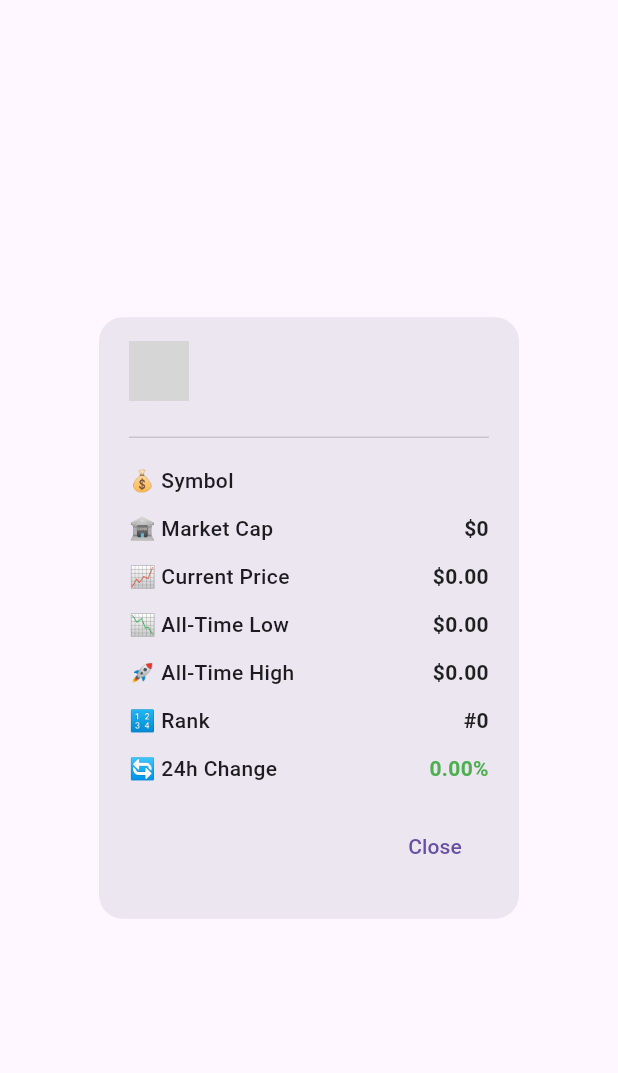
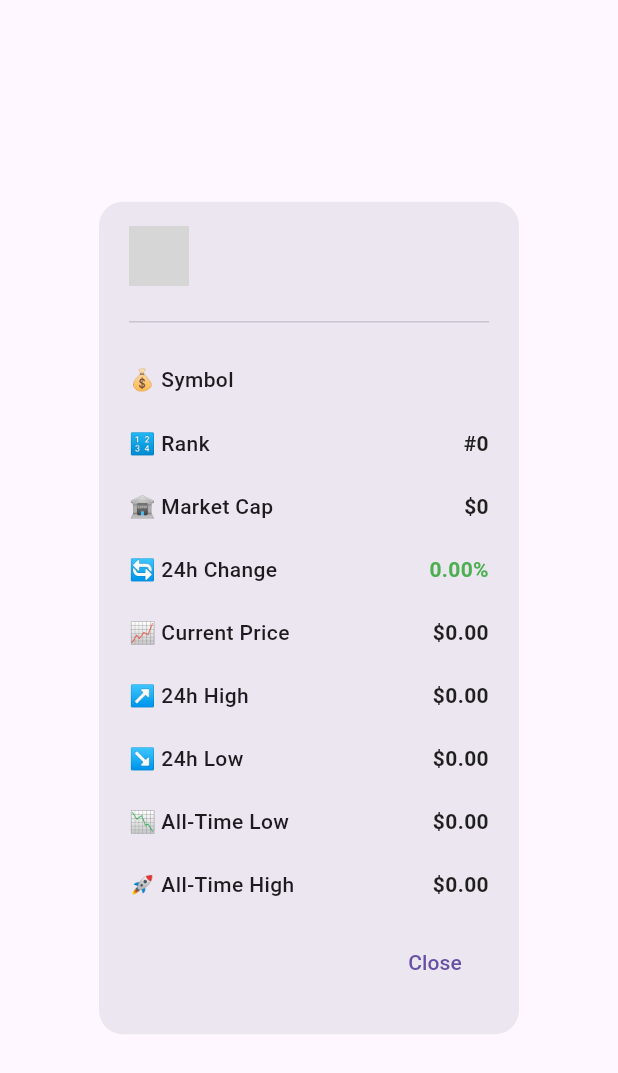
Before and after one commit to Olamidotune/Trading-Ticker, a Flutter app: the CoinDetailsDialog widget shown alone on an empty page, opened directly with empty values, on a phone screen of 412 x 824 dp. Shown: the top 1073 px of the screen. Run offline on Flutter 3.47's test engine with Material 3 defaults, Android fonts, the phone set to English and light mode, and no system bars; our stand-ins replace bloc, dio, flutter_bloc, flutter_dotenv, font_awesome_flutter, formz and 7 more; missing offline and left inert: dart:ffi; generated files the repository leaves out were written again; network calls fail; grey boxes are pictures that could not be loaded.

Commit message:
feat: Update CoinCard and CoinDetailsDialog UI for improved readability and information display

```diff
--- a/lib/screens/price_screen.dart
+++ b/lib/screens/price_screen.dart
@@ -46,7 +46,10 @@ class _PriceScreenState extends State<PriceScreen> {
                     ),
                     const SizedBox(width: 8),
                     IconButton(
-                      icon: const Icon(Icons.sort),
+                      icon: const Icon(
+                        Icons.sort,
+                        color: Colors.white,
+                      ),
                       onPressed: () {
                         showModalBottomSheet(
                           context: context,
--- a/lib/widgets/coin_details_dialog.dart
+++ b/lib/widgets/coin_details_dialog.dart
@@ -36,23 +36,16 @@ class CoinDetailsDialog extends StatelessWidget {
       ),
       content: SingleChildScrollView(
         child: Column(
+          spacing: 10,
           crossAxisAlignment: CrossAxisAlignment.start,
           mainAxisSize: MainAxisSize.min,
           children: [
             const Divider(height: 24),
             InfoRow(title: "💰 Symbol", value: coin.symbol.toUpperCase()),
+            InfoRow(title: "🔢 Rank", value: "#${coin.marketCapRank}"),
             InfoRow(
                 title: "🏦 Market Cap",
                 value: '\$${formatMarketCap(coin.marketCap)}'),
-            InfoRow(
-                title: "📈 Current Price",
-                value: "\$${formatPrices(coin.currentPrice)}"),
-            InfoRow(
-                title: "📉 All-Time Low", value: "\$${formatPrices(coin.atl)}"),
-            InfoRow(
-                title: "🚀 All-Time High",
-                value: "\$${formatPrices(coin.ath)}"),
-            InfoRow(title: "🔢 Rank", value: "#${coin.marketCapRank}"),
             InfoRow(
               title: "🔄 24h Change",
               value: "${coin.priceChangePercentage24h.toStringAsFixed(2)}%",
@@ -60,6 +53,18 @@ class CoinDetailsDialog extends StatelessWidget {
                   ? Colors.green
                   : Colors.red,
             ),
+            InfoRow(
+                title: "📈 Current Price",
+                value: "\$${formatPrices(coin.currentPrice)}"),
+            InfoRow(
+                title: "↗️ 24h High", value: "\$${formatPrices(coin.high24h)}"),
+            InfoRow(
+                title: "↘️ 24h Low", value: "\$${formatPrices(coin.low24h)}"),
+            InfoRow(
+                title: "📉 All-Time Low", value: "\$${formatPrices(coin.atl)}"),
+            InfoRow(
+                title: "🚀 All-Time High",
+                value: "\$${formatPrices(coin.ath)}"),
           ],
         ),
       ),
```
Also changed, not shown: lib/widgets/coin_card.dart (+1 -39 lines).
